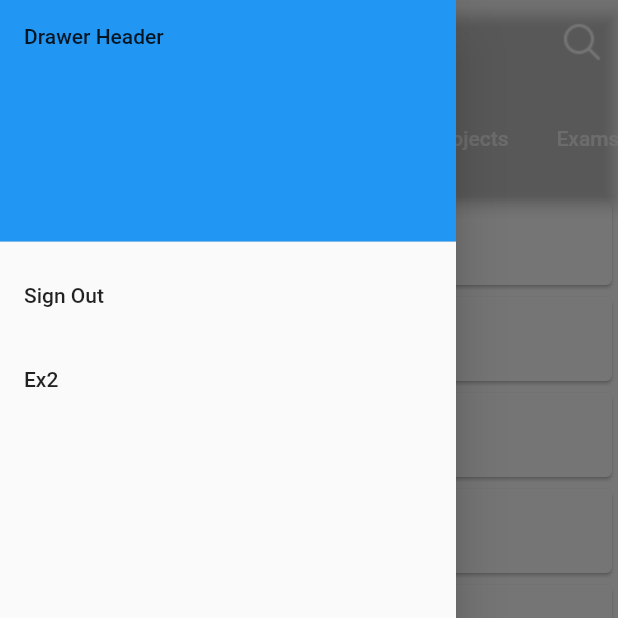
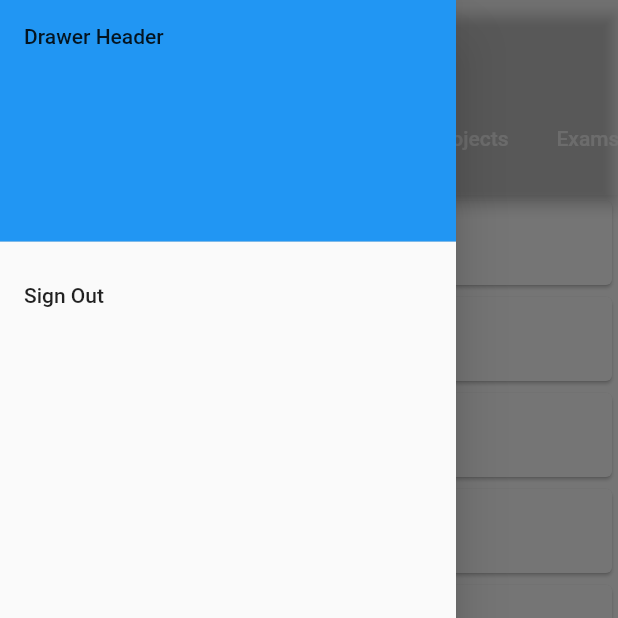
Before and after one commit to nathanafox-us/DayToDay, a Flutter app: the screen it shows once a user with an empty profile is signed in, tab 2 chosen, with the side drawer open, on a phone screen of 412 x 824 dp, the top half of it. Run offline on Flutter 3.47's test engine with Material 2 defaults, Android fonts, the phone set to English and light mode, and no system bars; our stand-ins replace firebase_auth, firebase_core, firebase_database; accounts and stored records are empty.

Commit message:
Update main.dart

```diff
--- a/lib/main.dart
+++ b/lib/main.dart
@@ -153,12 +153,6 @@ class _MyStatefulWidgetState extends State<AppWidget>
                 FirebaseAuth.instance.signOut();
               },
             ),
-            ListTile(
-              title: const Text('Ex2'),
-              onTap: () {
-                Navigator.pop(context);
-              },
-            ),
           ],
         ),
       ),
@@ -168,14 +162,14 @@ class _MyStatefulWidgetState extends State<AppWidget>
           style: TextStyle(color: appBarT),
         ),
         backgroundColor: appBarC,
-        actions: [
-          IconButton(
-            onPressed: () => onSearchButtonPressed(),
-            icon: Image.asset(
-              "assets/icons/search-icon.png",
-            ),
-            splashRadius: 20,
-          ),
+        actions: const [
+          //IconButton(
+            //onPressed: () => onSearchButtonPressed(),
+            //icon: Image.asset(
+              //"assets/icons/search-icon.png",
+            //),
+            //splashRadius: 20,
+          //),
           /*IconButton(
             onPressed: () => onFindMyDayPressed(equation, pageController),
             icon: Image.asset(
```
